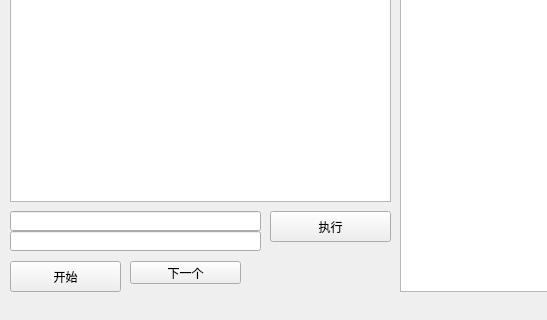
Qt form FigureItNow7/MainWindow.ui (yuylong/FigureItNow) before a commit; both pictures show x 0 to 547 and y 179 to 499 of the 830 by 499 pixel window.
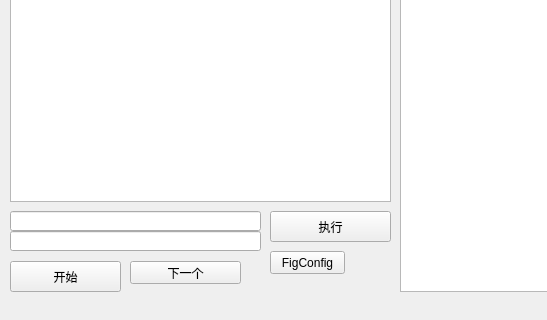
The same form after that commit.

Commit message: Implement the filling method from figure config and the dialog.

What changed in the file:
```diff
--- a/FigureItNow7/MainWindow.ui
+++ b/FigureItNow7/MainWindow.ui
@@ -93,6 +93,19 @@
      </rect>
     </property>
    </widget>
+   <widget class="QPushButton" name="pushButton_4">
+    <property name="geometry">
+     <rect>
+      <x>270</x>
+      <y>390</y>
+      <width>75</width>
+      <height>23</height>
+     </rect>
+    </property>
+    <property name="text">
+     <string>FigConfig</string>
+    </property>
+   </widget>
   </widget>
   <widget class="QMenuBar" name="menuBar">
    <property name="geometry">
```
The commit also changes 4 other files.
